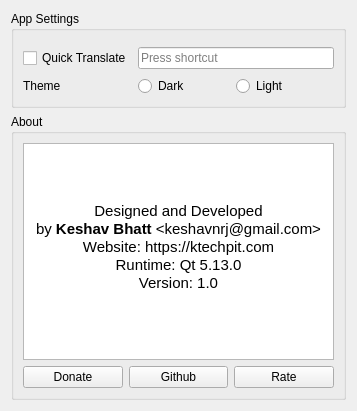
This is src/settings.ui in keshavbhatt/glate as Qt 5 draws it before an edit. The edited form follows.
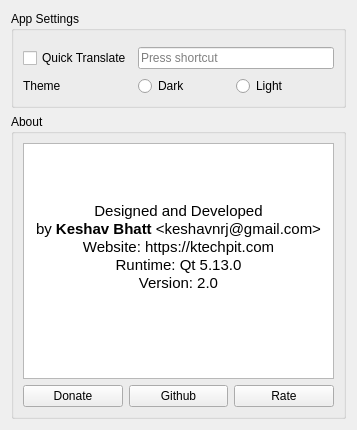
This is the edited form. Icons and pictures are not drawn. Custom widgets are drawn as their Qt base class.

Commit message: window size updated

Patch:
```diff
--- a/src/settings.ui
+++ b/src/settings.ui
@@ -7,7 +7,7 @@
     <x>0</x>
     <y>0</y>
     <width>357</width>
-    <height>411</height>
+    <height>430</height>
    </rect>
   </property>
   <property name="windowTitle">
@@ -102,7 +102,7 @@
 &lt;p align=&quot;center&quot; style=&quot; margin-top:0px; margin-bottom:0px; margin-left:0px; margin-right:0px; -qt-block-indent:0; text-indent:0px;&quot;&gt;by &lt;span style=&quot; font-weight:600;&quot;&gt;Keshav Bhatt&lt;/span&gt; &amp;lt;keshavnrj@gmail.com&amp;gt;&lt;/p&gt;
 &lt;p align=&quot;center&quot; style=&quot; margin-top:0px; margin-bottom:0px; margin-left:0px; margin-right:0px; -qt-block-indent:0; text-indent:0px;&quot;&gt;Website: https://ktechpit.com&lt;/p&gt;
 &lt;p align=&quot;center&quot; style=&quot; margin-top:0px; margin-bottom:0px; margin-left:0px; margin-right:0px; -qt-block-indent:0; text-indent:0px;&quot;&gt;Runtime: Qt 5.13.0&lt;/p&gt;
-&lt;p align=&quot;center&quot; style=&quot; margin-top:0px; margin-bottom:0px; margin-left:0px; margin-right:0px; -qt-block-indent:0; text-indent:0px;&quot;&gt;Version: 1.0&lt;/p&gt;
+&lt;p align=&quot;center&quot; style=&quot; margin-top:0px; margin-bottom:0px; margin-left:0px; margin-right:0px; -qt-block-indent:0; text-indent:0px;&quot;&gt;Version: 2.0&lt;/p&gt;
 &lt;p align=&quot;center&quot; style=&quot;-qt-paragraph-type:empty; margin-top:0px; margin-bottom:0px; margin-left:0px; margin-right:0px; -qt-block-indent:0; text-indent:0px;&quot;&gt;&lt;br /&gt;&lt;/p&gt;&lt;/body&gt;&lt;/html&gt;</string>
           </property>
          </widget>
```
